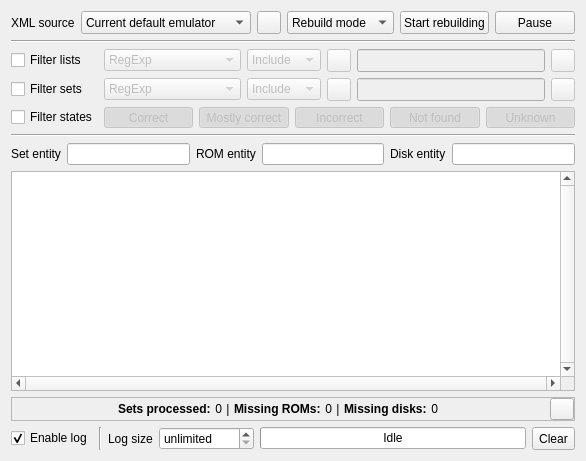
Above: collectionrebuilder.ui from qmc2/qmc2-mame-fe before the change. Below: the same form after it.
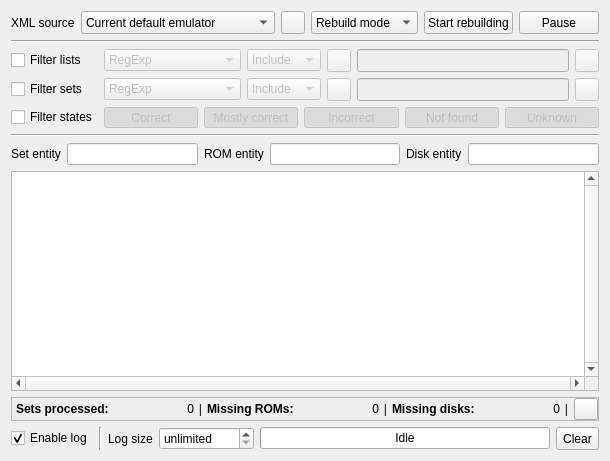
That is the form after the change. Icons and pictures are not drawn.

Commit message: imp: minor layout adjustments

The edit to the form file:
```diff
--- a/collectionrebuilder.ui
+++ b/collectionrebuilder.ui
@@ -6,7 +6,7 @@
    <rect>
     <x>0</x>
     <y>0</y>
-    <width>586</width>
+    <width>610</width>
     <height>461</height>
    </rect>
   </property>
@@ -308,19 +308,23 @@
       <property name="margin">
        <number>0</number>
       </property>
+      <property name="spacing">
+       <number>0</number>
+      </property>
       <item row="0" column="0">
        <widget class="QLabel" name="labelRebuildStatus">
         <property name="toolTip">
          <string>Rebuild statistics</string>
         </property>
         <property name="text">
-         <string notr="true">&lt;center&gt;&lt;table border=&quot;0&quot; cellpadding=&quot;0&quot; cellspacing=&quot;4&quot;&gt;&lt;tr&gt;
-&lt;td nowrap width=&quot;16.5%&quot; align=&quot;left&quot;&gt;&lt;b&gt;Sets processed:&lt;/b&gt;&lt;/td&gt;&lt;td nowrap width=&quot;16.5%&quot; align=&quot;right&quot;&gt;0&lt;/td&gt;
-&lt;td nowrap align=&quot;center&quot;&gt;|&lt;/td&gt;
-&lt;td nowrap width=&quot;16.5%&quot; align=&quot;left&quot;&gt;&lt;b&gt;Missing ROMs:&lt;/b&gt;&lt;/td&gt;&lt;td nowrap width=&quot;16.5%&quot; align=&quot;right&quot;&gt;0&lt;/td&gt;
-&lt;td nowrap align=&quot;center&quot;&gt;|&lt;/td&gt;
-&lt;td nowrap width=&quot;16.5%&quot; align=&quot;left&quot;&gt;&lt;b&gt;Missing disks:&lt;/b&gt;&lt;/td&gt;&lt;td nowrap width=&quot;16.5%&quot; align=&quot;right&quot;&gt;0&lt;/td&gt;
-&lt;/tr&gt;&lt;/table&gt;&lt;/center&gt;</string>
+         <string notr="true">&lt;table border=&quot;0&quot; cellpadding=&quot;0&quot; cellspacing=&quot;4&quot; width=&quot;100%&quot;&gt;&lt;tr&gt;
+&lt;td nowrap align=&quot;left&quot; width=&quot;16.16%&quot;&gt;&lt;b&gt;Sets processed:&lt;/b&gt;&lt;/td&gt;&lt;td nowrap align=&quot;right&quot; width=&quot;16.16%&quot;&gt;0&lt;/td&gt;
+&lt;td nowrap align=&quot;center&quot; width=&quot;1%&quot;&gt;|&lt;/td&gt;
+&lt;td nowrap align=&quot;left&quot; width=&quot;16.16%&quot;&gt;&lt;b&gt;Missing ROMs:&lt;/b&gt;&lt;/td&gt;&lt;td nowrap align=&quot;right&quot; width=&quot;16.16%&quot;&gt;0&lt;/td&gt;
+&lt;td nowrap align=&quot;center&quot; width=&quot;1%&quot;&gt;|&lt;/td&gt;
+&lt;td nowrap align=&quot;left&quot; width=&quot;16.16%&quot;&gt;&lt;b&gt;Missing disks:&lt;/b&gt;&lt;/td&gt;&lt;td nowrap align=&quot;right&quot; width=&quot;16.16%&quot;&gt;0&lt;/td&gt;
+&lt;td nowrap align=&quot;center&quot; width=&quot;1%&quot;&gt;|&lt;/td&gt;
+&lt;/tr&gt;&lt;/table&gt;</string>
         </property>
        </widget>
       </item>
```
The commit also changes 1 other file.
